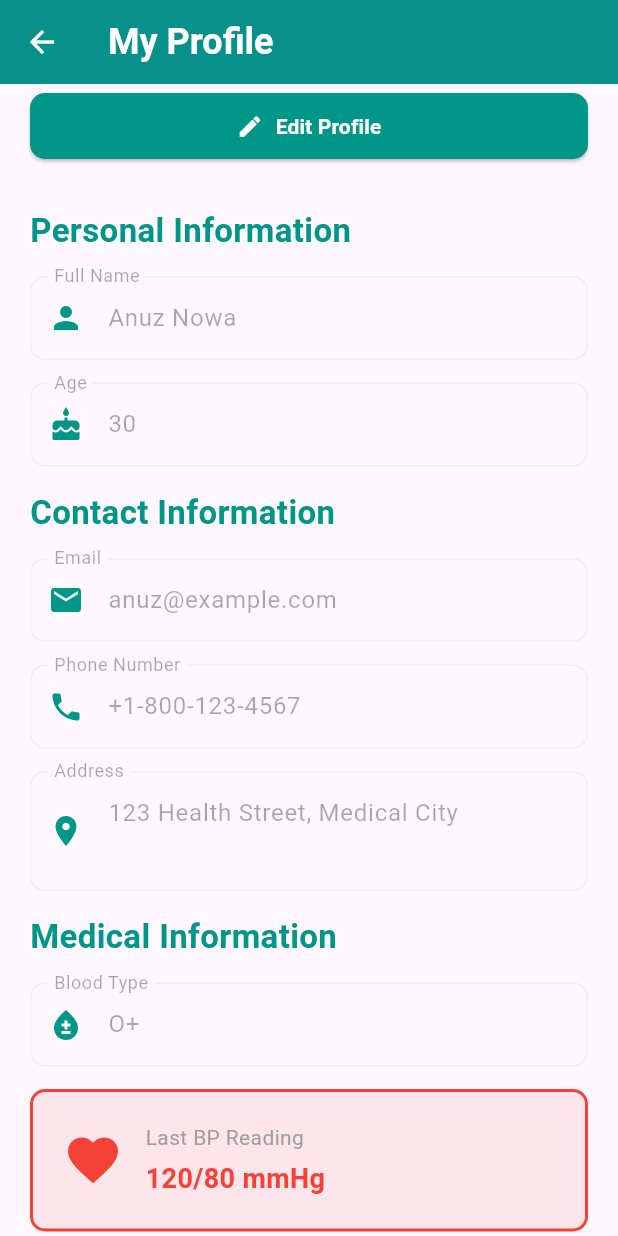
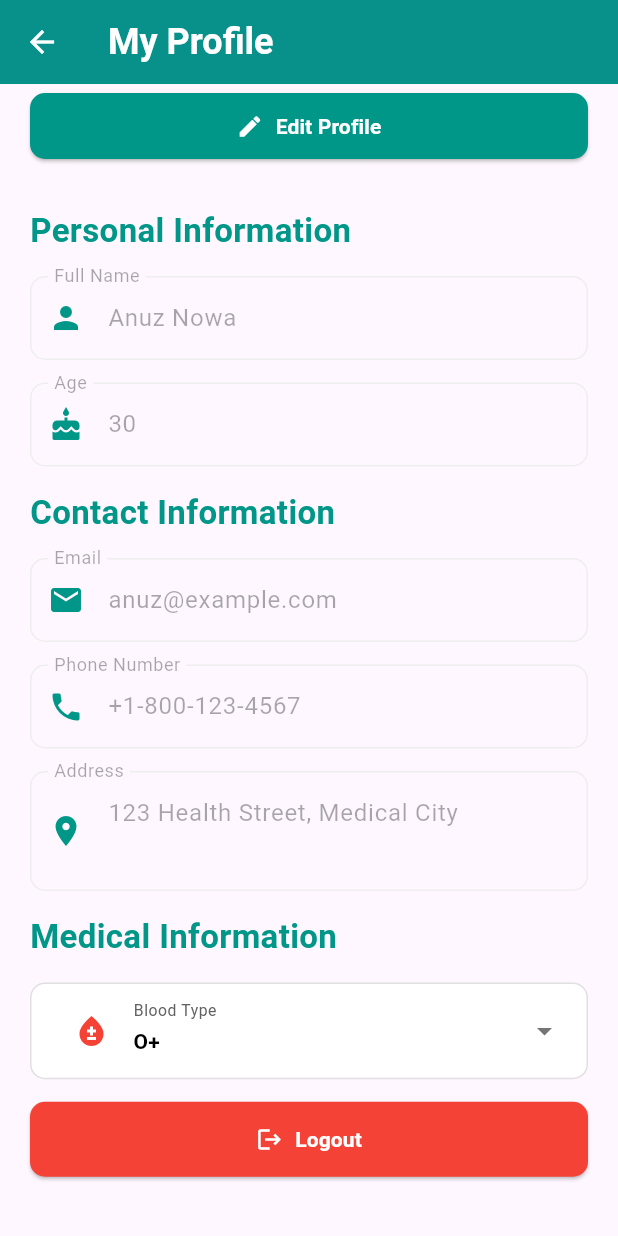
Before and after one commit to DularaJ/VitaTrack, a Flutter app: the ProfilePage screen opened directly, scrolled down 259 dp, on a phone screen of 412 x 824 dp. Run offline on Flutter 3.47's test engine with Material 3 defaults, Android fonts, the phone set to English and light mode, and no system bars; our stand-ins replace fl_chart, shared_preferences, supabase_flutter; accounts and stored records are empty.

Commit message:
profile update

```diff
--- a/lib/profile.dart
+++ b/lib/profile.dart
@@ -18,6 +18,9 @@ class _ProfilePageState extends State<ProfilePage> {
   TextEditingController phoneController = TextEditingController(text: '+1-800-123-4567');
   TextEditingController addressController = TextEditingController(text: '123 Health Street, Medical City');
   TextEditingController bloodTypeController = TextEditingController(text: 'O+');
+
+  final List<String> bloodTypes = ['A+', 'A-', 'B+', 'B-', 'AB+', 'AB-', 'O+', 'O-'];
+  String? selectedBloodType;
 
   String? userUuid;
   bool isLoading = true;
@@ -54,6 +57,9 @@ class _ProfilePageState extends State<ProfilePage> {
           phoneController.text = userData['phone'] ?? '';
           addressController.text = userData['address'] ?? '';
           bloodTypeController.text = userData['bloodtype'] ?? '';
+          selectedBloodType = bloodTypes.contains(userData['bloodtype']) ? userData['bloodtype'] : 'O+';
+        } else {
+          selectedBloodType = 'O+';
         }
       } catch (e) {
         // User not found or error, keep default values
@@ -323,55 +329,53 @@ class _ProfilePageState extends State<ProfilePage> {
             ),
             SizedBox(height: 15),
 
-            _buildTextField(
-              label: 'Blood Type',
-              controller: bloodTypeController,
-              icon: Icons.bloodtype,
-              enabled: isEditMode,
+            // Blood Type Dropdown
+            Container(
+              decoration: BoxDecoration(
+                color: Colors.white,
+                borderRadius: BorderRadius.circular(10),
+                border: Border.all(color: Colors.grey[300]!),
+              ),
+              padding: EdgeInsets.symmetric(horizontal: 16, vertical: 4),
+              child: DropdownButtonFormField<String>(
+                value: selectedBloodType,
+                decoration: InputDecoration(
+                  labelText: 'Blood Type',
+                  prefixIcon: Icon(Icons.bloodtype, color: Colors.red),
+                  border: InputBorder.none,
+                  labelStyle: TextStyle(
+                    fontSize: labelFontSize,
+                    color: Colors.grey[700],
+                  ),
+                ),
+                items: bloodTypes.map((String value) {
+                  return DropdownMenuItem<String>(
+                    value: value,
+                    child: Text(
+                      value,
+                      style: TextStyle(
+                        fontSize: labelFontSize,
+                        fontWeight: FontWeight.bold,
+                        color: Colors.black,
+                      ),
+                    ),
+                  );
+                }).toList(),
+                onChanged: isEditMode
+                    ? (String? newValue) {
+                        setState(() {
+                          selectedBloodType = newValue;
+                          bloodTypeController.text = newValue ?? 'O+';
+                        });
+                      }
+                    : null,
+                icon: Icon(Icons.arrow_drop_down, color: Colors.grey[600]),
+                dropdownColor: Colors.white,
+                isExpanded: true,
+              ),
             ),
             SizedBox(height: 15),
 
-            // Info Cards for Health Status
-            isDesktop
-                ? Row(
-                    children: [
-                      Expanded(
-                        child: _buildInfoCard(
-                          title: 'Last BP Reading',
-                          value: '120/80 mmHg',
-                          icon: Icons.favorite,
-                          color: Colors.red,
-                        ),
-                      ),
-                      SizedBox(width: 20),
-                      Expanded(
-                        child: _buildInfoCard(
-                          title: 'Last Sugar Level',
-                          value: '110 mg/dL',
-                          icon: Icons.opacity,
-                          color: Colors.orange,
-                        ),
-                      ),
-                    ],
-                  )
-                : Column(
-                    children: [
-                      _buildInfoCard(
-                        title: 'Last BP Reading',
-                        value: '120/80 mmHg',
-                        icon: Icons.favorite,
-                        color: Colors.red,
-                      ),
-                      SizedBox(height: 15),
-                      _buildInfoCard(
-                        title: 'Last Sugar Level',
-                        value: '110 mg/dL',
-                        icon: Icons.opacity,
-                        color: Colors.orange,
-                      ),
-                    ],
-                  ),
-            SizedBox(height: 30),
 
             // Save Button (only visible in edit mode)
             if (isEditMode)
```
